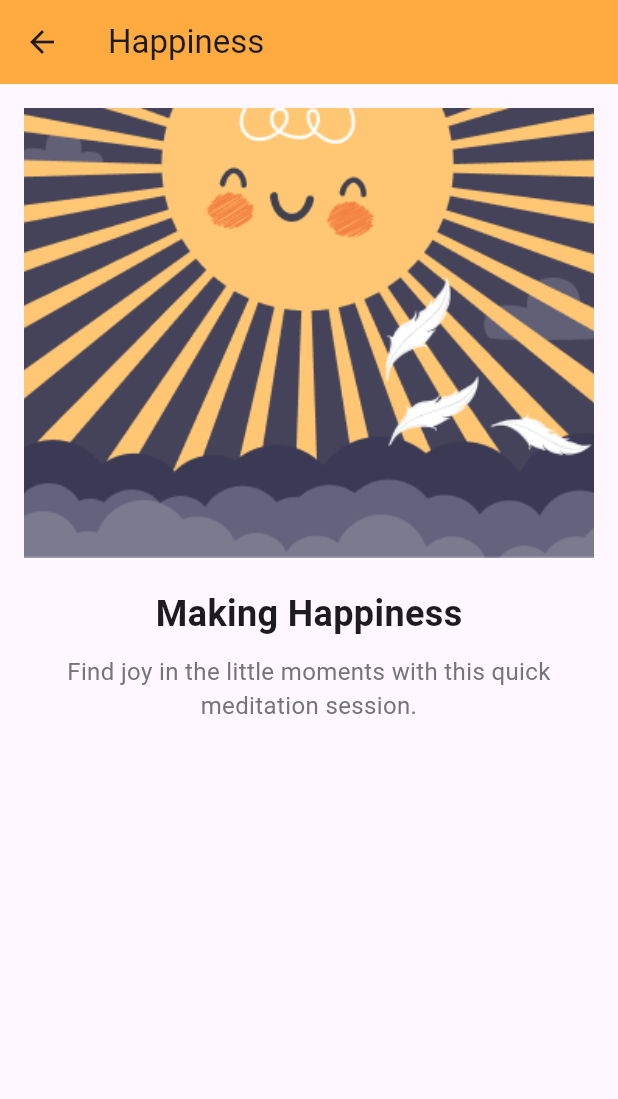
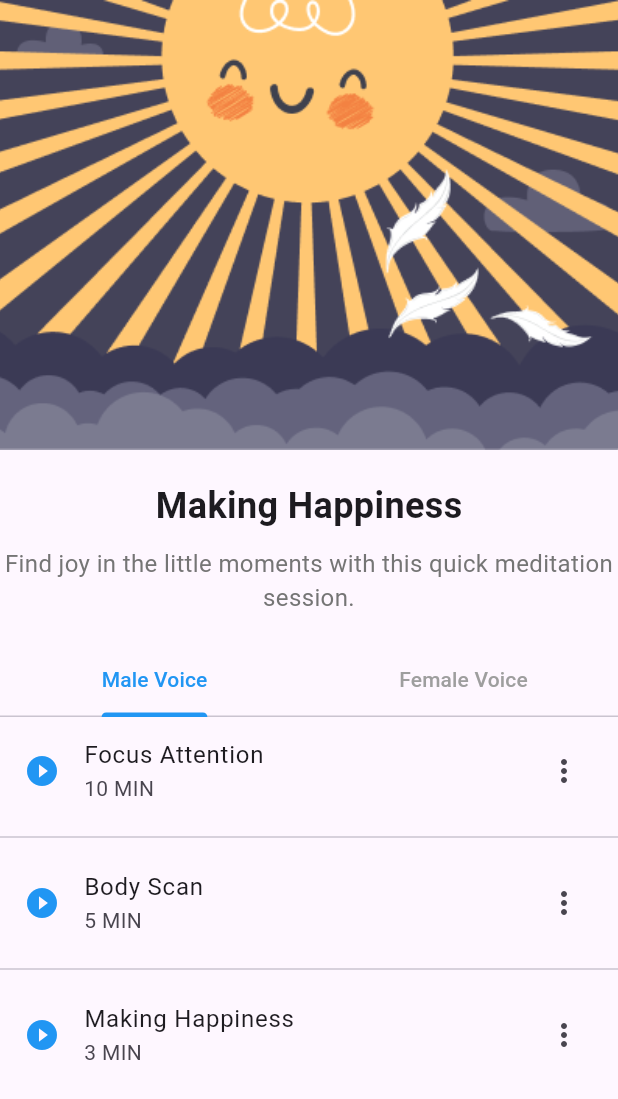
Before and after one commit to ahmednasasr/Meditation-app, a Flutter app: the HappinessDetails screen opened directly, on a phone screen of 412 x 824 dp. Shown: the top 1099 px of the screen. Run offline on Flutter 3.47's test engine with Material 3 defaults, Android fonts, the phone set to English and light mode, and no system bars; our stand-ins replace awesome_snackbar_content, cloud_firestore, firebase_auth, firebase_core, shared_preferences; accounts and stored records are empty.

```diff
--- a/lib/layout_screen/presentation/screens/happiness_details.dart
+++ b/lib/layout_screen/presentation/screens/happiness_details.dart
@@ -5,20 +5,21 @@ class HappinessDetails extends StatelessWidget {
 
   @override
   Widget build(BuildContext context) {
-    return Scaffold(
-      appBar: AppBar(
-        title: Text('Happiness'),
-        backgroundColor: Colors.orangeAccent,
-      ),
-      body: Padding(
-        padding: const EdgeInsets.all(16.0),
-        child: Column(
+    return DefaultTabController(
+      length: 2,
+      child: Scaffold(
+        body: Column(
             crossAxisAlignment: CrossAxisAlignment.center,
             children: [
               Container(
                 height: 300,
                 width: double.infinity,
-              child: Image.asset('assets/images/سسسسسس.png',fit: BoxFit.cover,),),            SizedBox(height: 20),
+                child: Image.asset(
+                  'assets/images/سسسسسس.png',
+                  fit: BoxFit.cover,
+                ),
+              ),
+              SizedBox(height: 20),
               Text(
                 "Making Happiness",
                 style: TextStyle(
@@ -33,10 +34,62 @@ class HappinessDetails extends StatelessWidget {
                 style: TextStyle(fontSize: 16, color: Colors.grey[600]),
               ),
               SizedBox(height: 20),
-
+              TabBar(
+                indicatorColor: Colors.blue,
+                labelColor: Colors.blue,
+                unselectedLabelColor: Colors.grey,
+                tabs: [
+                  Tab(text: "Male Voice"),
+                  Tab(text: "Female Voice"),
+                ],
+              ),
+              Expanded(
+                child: TabBarView(
+                  children: [
+                    buildVoiceList(),
+                    buildVoiceList(),
+                  ],
+                ),
+              ),
             ],
           ),
         ),
     );
   }
 }
+
+Widget buildVoiceList() {
+  return ListView(
+    children: [
+      ListTile(
+        leading: Icon(Icons.play_circle_fill, color: Colors.blue),
+        title: Text("Focus Attention"),
+        subtitle: Text("10 MIN"),
+        trailing: Icon(Icons.more_vert),
+        onTap: () {
+          // Handle play audio action
+        },
+      ),
+      Divider(),
+      ListTile(
+        leading: Icon(Icons.play_circle_fill, color: Colors.blue),
+        title: Text("Body Scan"),
+        subtitle: Text("5 MIN"),
+        trailing: Icon(Icons.more_vert),
+        onTap: () {
+          // Handle play audio action
+        },
+      ),
+      Divider(),
+      ListTile(
+        leading: Icon(Icons.play_circle_fill, color: Colors.blue),
+        title: Text("Making Happiness"),
+        subtitle: Text("3 MIN"),
+        trailing: Icon(Icons.more_vert),
+        onTap: () {
+          // Handle play audio action
+        },
+      ),
+    ],
+  );
+}
--- a/lib/layout_screen/presentation/screens/home_screen.dart
+++ b/lib/layout_screen/presentation/screens/home_screen.dart
@@ -6,7 +6,7 @@ import 'focus_details.dart';
 import 'happiness_details.dart';
 
 class HomeScreen extends StatefulWidget {
-  static const String routename="Home";
+  static const String routename="Home screen";
   const HomeScreen({super.key});
 
   @override
--- a/lib/main.dart
+++ b/lib/main.dart
@@ -4,6 +4,7 @@ import 'package:meditation_app/auth/presentation/manger/auth_provider.dart';
 import 'package:meditation_app/get_started_screen/presentation/screen/topics_screen.dart';
 import 'package:meditation_app/auth/presentation/screens/login_screen.dart';
 import 'package:meditation_app/layout_screen/presentation/manger/layout_provider.dart';
+import 'package:meditation_app/layout_screen/presentation/screens/home_screen.dart';
 import 'package:meditation_app/layout_screen/presentation/screens/layout_screen.dart';
 import 'package:provider/provider.dart';
 import 'auth/presentation/screens/signup_screen.dart';
@@ -43,6 +44,7 @@ class MyApp extends StatelessWidget {
         TopicsScreen.routename:(_)=>TopicsScreen(),
         ReminderScreen.routename:(_)=>ReminderScreen(),
         LayoutScreen.routename:(_)=>LayoutScreen(),
+        HomeScreen.routename:(_)=>HomeScreen(),
       },
       initialRoute: TopicsScreen.routename,
     );
```
Also changed, not shown: lib/layout_screen/presentation/screens/focus_details.dart (+16 -7 lines). Lines whose indentation alone changed are shown as unchanged.
